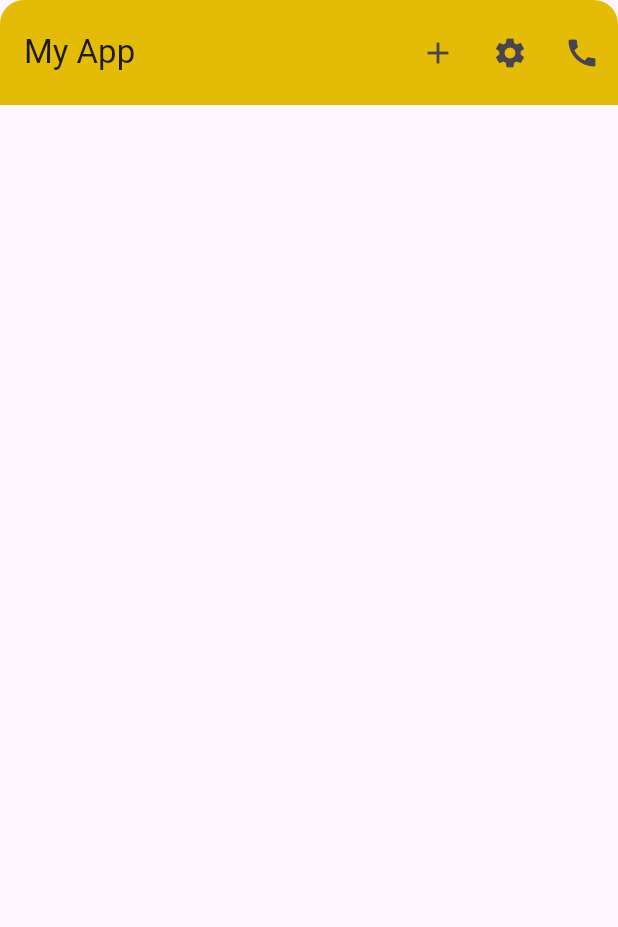
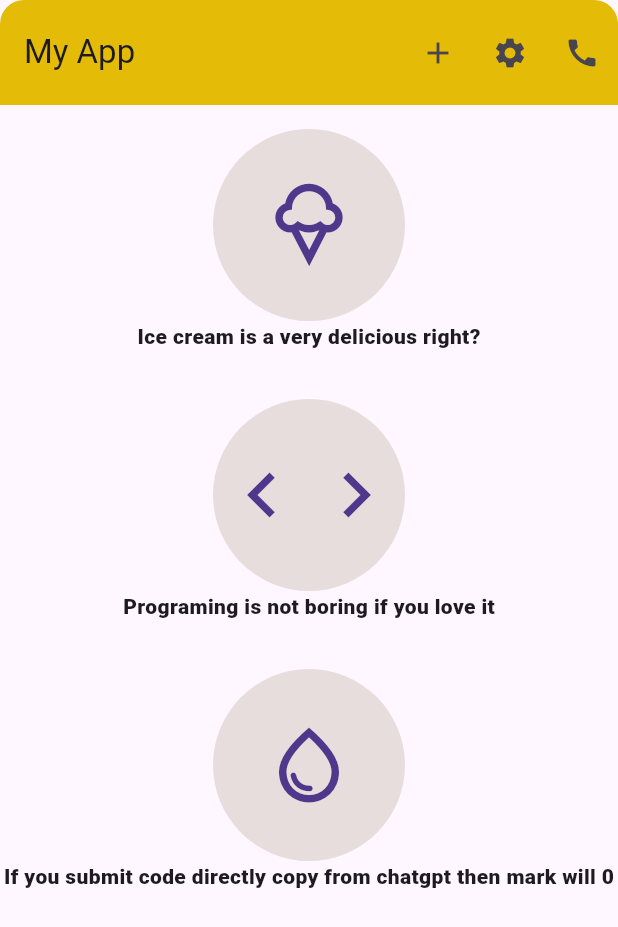
Before and after one commit to Sakib137/flutter_second_assignment, a Flutter app: the screen it shows after launch, on a phone screen of 412 x 824 dp. Shown: the top 927 px of the screen. Run offline on Flutter 3.47's test engine with Material 3 defaults, Android fonts, the light colour scheme and no system bars.

Commit message:
body done

```diff
--- a/lib/main.dart
+++ b/lib/main.dart
@@ -42,6 +42,84 @@ class MyWidget extends StatelessWidget {
                   topLeft: Radius.circular(16), topRight: Radius.circular(16))),
           backgroundColor: const Color.fromARGB(255, 228, 188, 8),
           toolbarHeight: 70,
+        ),
+        body: const Center(
+          child: Column(
+            children: [
+              Align(
+                alignment: Alignment.topCenter,
+                child: Column(
+                  children: [
+                    // For Icecream icon
+
+                    SizedBox(
+                      height: 16,
+                    ),
+                    CircleAvatar(
+                      backgroundColor: Color.fromARGB(255, 232, 221, 221),
+                      radius: 64,
+                      child: Icon(
+                        Icons.icecream_outlined,
+                        size: 60.0,
+                      ),
+                    ),
+                    Text(
+                      "Ice cream is a very delicious right?",
+                      style: TextStyle(fontWeight: FontWeight.w900),
+                    ),
+
+                    // For navigate icon
+
+                    SizedBox(
+                      height: 32,
+                    ),
+                    CircleAvatar(
+                      radius: 64,
+                      backgroundColor: Color.fromARGB(255, 232, 221, 221),
+                      child: Stack(
+                        alignment: Alignment.topCenter,
+                        children: [
+                          Row(
+                            mainAxisAlignment: MainAxisAlignment.spaceEvenly,
+                            children: [
+                              Icon(
+                                Icons.navigate_before,
+                                size: 60.0,
+                              ),
+                              Icon(
+                                Icons.navigate_next,
+                                size: 60.0,
+                              )
+                            ],
+                          ),
+                        ],
+                      ),
+                    ),
+                    Text(
+                      "Programing is not boring if you love it",
+                      style: TextStyle(fontWeight: FontWeight.w900),
+                    ),
+
+                    SizedBox(
+                      height: 32,
+                    ),
+                    CircleAvatar(
+                      backgroundColor: Color.fromARGB(255, 232, 221, 221),
+                      radius: 64,
+                      child: Icon(
+                        Icons.water_drop_outlined,
+                        size: 60.0,
+                      ),
+                    ),
+                    Text(
+                      "If you submit code directly copy from chatgpt then mark will 0",
+                      style: TextStyle(fontWeight: FontWeight.w900),
+                    )
+                  ],
+                ),
+              )
+            ],
+          ),
         ));
   }
 }
```
Lines whose indentation alone changed are shown as unchanged.
